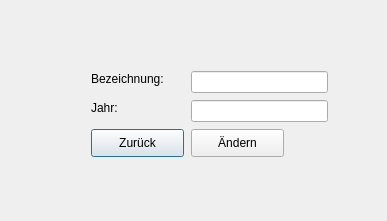
Qt form ZitatErfassung/frmjahrgangaendern.ui (TrialAnd404/MyRepo) before a commit.
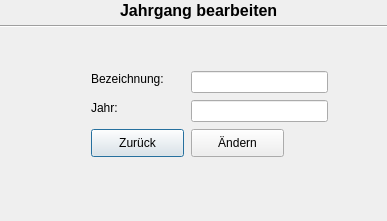
The same form after that commit.

```diff
--- a/ZitatErfassung/frmjahrgangaendern.ui
+++ b/ZitatErfassung/frmjahrgangaendern.ui
@@ -85,6 +85,32 @@
     <string>Jahr:</string>
    </property>
   </widget>
+  <widget class="Line" name="line_2">
+   <property name="geometry">
+    <rect>
+     <x>-10</x>
+     <y>16</y>
+     <width>401</width>
+     <height>20</height>
+    </rect>
+   </property>
+   <property name="orientation">
+    <enum>Qt::Horizontal</enum>
+   </property>
+  </widget>
+  <widget class="QLabel" name="label_5">
+   <property name="geometry">
+    <rect>
+     <x>120</x>
+     <y>0</y>
+     <width>191</width>
+     <height>21</height>
+    </rect>
+   </property>
+   <property name="text">
+    <string>&lt;html&gt;&lt;head/&gt;&lt;body&gt;&lt;p&gt;&lt;span style=&quot; font-size:12pt; font-weight:600;&quot;&gt;Jahrgang bearbeiten&lt;/span&gt;&lt;/p&gt;&lt;/body&gt;&lt;/html&gt;</string>
+   </property>
+  </widget>
  </widget>
  <resources/>
  <connections/>
```
